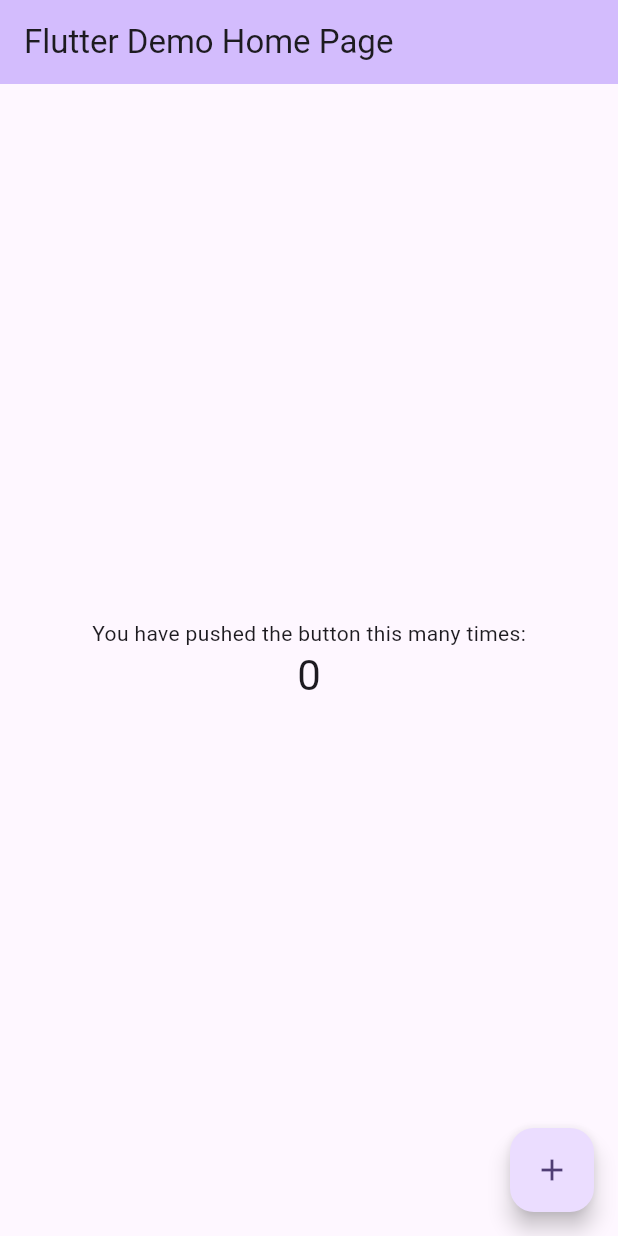
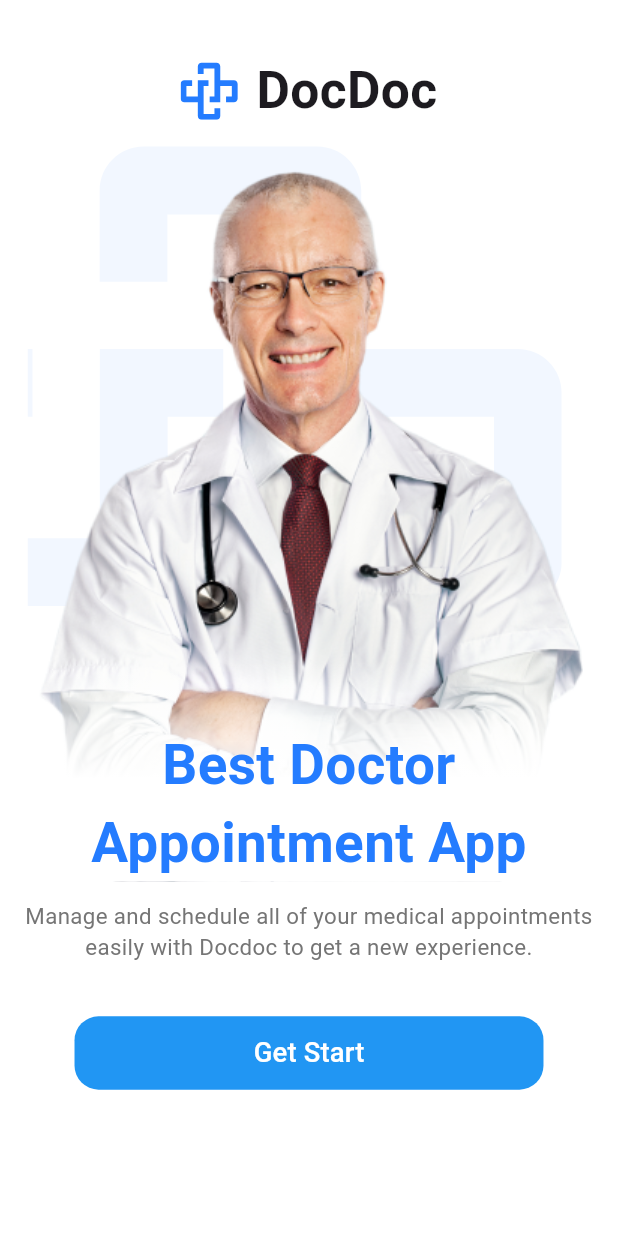
Before and after one commit to MohamedNosair/flutter_advanced, a Flutter app: the screen it shows after launch, on a phone screen of 412 x 824 dp. Run offline on Flutter 3.47's test engine with Material 3 defaults, Android fonts, the light colour scheme and no system bars; our stand-ins replace flutter_screenutil, flutter_svg.

Commit message:
onboardingScreen

```diff
--- /dev/null
+++ b/lib/core/helpers/extensions.dart
@@ -0,0 +1,20 @@
+import 'package:flutter/material.dart';
+
+extension Navigation on BuildContext {
+  Future<dynamic> pushNamed(String routeName, {Object? arguments}) {
+    return Navigator.of(this).pushNamed(routeName, arguments: arguments);
+  }
+
+  Future<dynamic> pushReplacementNamed(String routeName, {Object? arguments}) {
+    return Navigator.of(this)
+        .pushReplacementNamed(routeName, arguments: arguments);
+  }
+
+  Future<dynamic> pushNamedAndRemoveUntil(String routeName,
+      {required RoutePredicate predicate, Object? arguments}) {
+    return Navigator.of(this)
+        .pushNamedAndRemoveUntil(routeName, predicate, arguments: arguments);
+  }
+
+  void pop() => Navigator.of(this).pop();
+}
--- /dev/null
+++ b/lib/core/routing/app_router.dart
@@ -0,0 +1,23 @@
+import 'package:flutter/material.dart';
+import 'package:flutter_advance/core/routing/routes.dart';
+import 'package:flutter_advance/feature/login_screen/home_screen.dart';
+import 'package:flutter_advance/feature/onboarding_screen/onboarding_screen.dart';
+
+class AppRouter {
+  Route generateRoute(RouteSettings settings) {
+    switch (settings.name) {
+      case Routes.onBoardingScreen:
+        return MaterialPageRoute(builder: (_) => const OnboardingScreen());
+      case Routes.homeScreen:
+        return MaterialPageRoute(builder: (_) => const HomeScreen());
+
+      default:
+        return MaterialPageRoute(
+            builder: (_) => Scaffold(
+                  body: Center(
+                    child: Text('No route defined${settings.name}'),
+                  ),
+                ));
+    }
+  }
+}
--- /dev/null
+++ b/lib/core/routing/routes.dart
@@ -0,0 +1,6 @@
+class Routes {
+  static const String onBoardingScreen = '/onBoardingScreen';
+  static const String homeScreen = '/homeScreen';
+
+
+}
--- /dev/null
+++ b/lib/core/theming/app_colors.dart
@@ -0,0 +1,8 @@
+import 'package:flutter/material.dart';
+
+class AppColors {
+  static const Color mainColor = Color(0xFF247CFF);
+  static const Color fontGreyColor = Color(0xFF757575);
+
+
+}
--- /dev/null
+++ b/lib/core/theming/styles.dart
@@ -0,0 +1,26 @@
+import 'package:flutter/material.dart';
+import 'package:flutter_advance/core/theming/app_colors.dart';
+import 'package:flutter_screenutil/flutter_screenutil.dart';
+
+class TextStyles {
+  static TextStyle font24Black700Bold = TextStyle(
+    fontSize: 24.sp,
+    fontWeight: FontWeight.w700,
+    color: Colors.black,
+  );
+  static TextStyle font32blueBold = TextStyle(
+    fontSize: 32.sp,
+    fontWeight: FontWeight.bold,
+    color: AppColors.mainColor,
+  );
+  static TextStyle font16grey = TextStyle(
+    fontSize: 13.sp,
+    fontWeight: FontWeight.normal,
+    color: AppColors.fontGreyColor,
+  );
+  static TextStyle font16white500weight = TextStyle(
+    fontSize: 16.sp,
+    fontWeight: FontWeight.w500,
+    color: Colors.white,
+  );
+}
--- /dev/null
+++ b/lib/doc_app.dart
@@ -0,0 +1,29 @@
+import 'package:flutter/material.dart';
+import 'package:flutter_advance/core/routing/app_router.dart';
+import 'package:flutter_advance/core/routing/routes.dart';
+import 'package:flutter_advance/core/theming/app_colors.dart';
+import 'package:flutter_screenutil/flutter_screenutil.dart';
+
+class DocApp extends StatelessWidget {
+  final AppRouter appRouter;
+  const DocApp({super.key, required this.appRouter});
+
+  @override
+  Widget build(BuildContext context) {
+    return ScreenUtilInit(
+      designSize: const Size(360, 690),
+      minTextAdapt: true,
+      splitScreenMode: true,
+      child: MaterialApp(
+        debugShowCheckedModeBanner: false,
+        title: 'First Method',
+        theme: ThemeData(
+          primaryColor: AppColors.mainColor,
+        scaffoldBackgroundColor: Colors.white
+        ),
+        initialRoute: Routes.onBoardingScreen,
+        onGenerateRoute: appRouter.generateRoute,
+      ),
+    );
+  }
+}
--- /dev/null
+++ b/lib/feature/login_screen/home_screen.dart
@@ -0,0 +1,17 @@
+import 'package:flutter/material.dart';
+
+class HomeScreen extends StatelessWidget {
+  const HomeScreen({super.key});
+
+  @override
+  Widget build(BuildContext context) {
+    return Scaffold(
+      appBar: AppBar(
+        title: const Text('Home Screen'),
+      ),
+      body: const Center(
+        child: Text('Home Screen'),
+      ),
+    );
+  }
+}
--- /dev/null
+++ b/lib/feature/onboarding_screen/onboarding_screen.dart
@@ -0,0 +1,51 @@
+import 'package:flutter/material.dart';
+import 'package:flutter_advance/core/theming/styles.dart';
+import 'package:flutter_advance/feature/onboarding_screen/widgets/docdoc_logo_name.dart';
+import 'package:flutter_advance/feature/onboarding_screen/widgets/doctor_image_and_text.dart';
+import 'package:flutter_advance/feature/onboarding_screen/widgets/get_start_button.dart';
+import 'package:flutter_screenutil/flutter_screenutil.dart';
+
+class OnboardingScreen extends StatelessWidget {
+  const OnboardingScreen({super.key});
+
+  @override
+  Widget build(BuildContext context) {
+    return Scaffold(
+      body: SafeArea(
+        child: SingleChildScrollView(
+          child: Padding(
+            padding: EdgeInsets.only(
+              top: 30.h,
+              bottom: 30.h,
+            ),
+            child: Column(
+              children: [
+                const DocDocLogoAndName(),
+                SizedBox(
+                  height: 10.h,
+                ),
+                const DoctorImageAndText(),
+                SizedBox(
+                  height: 10.h,
+                ),
+                Column(
+                  children: [
+                    Text(
+                      textAlign: TextAlign.center,
+                      'Manage and schedule all of your medical appointments easily with Docdoc to get a new experience.',
+                      style: TextStyles.font16grey,
+                    ),
+                  ],
+                ),
+                SizedBox(
+                  height: 30.h,
+                ),
+                const GetStartButton(),
+              ],
+            ),
+          ),
+        ),
+      ),
+    );
+  }
+}
--- /dev/null
+++ b/lib/feature/onboarding_screen/widgets/docdoc_logo_name.dart
@@ -0,0 +1,35 @@
+import 'package:flutter/material.dart';
+import 'package:flutter_screenutil/flutter_screenutil.dart';
+import 'package:flutter_svg/flutter_svg.dart';
+
+class DocDocLogoAndName extends StatelessWidget {
+  const DocDocLogoAndName({super.key});
+
+  @override
+
+  /// Displays the DocDoc logo and name in a row.
+  ///
+  /// This widget is used to display the DocDoc logo and name together in a row layout.
+  /// The logo is an SVG image asset and the name is displayed as a [Text] widget with
+  /// a bold font style and a specific font size.
+  Widget build(BuildContext context) {
+    return Row(
+      mainAxisAlignment: MainAxisAlignment.center,
+      children: [
+        SvgPicture.asset(
+          'assets/svgs/docdoc_logo.svg',
+        ),
+        SizedBox(
+          width: 10.w,
+        ),
+        Text(
+          'DocDoc',
+          style: TextStyle(
+            fontSize: 30.sp,
+            fontWeight: FontWeight.bold,
+          ),
+        ),
+      ],
+    );
+  }
+}
--- /dev/null
+++ b/lib/feature/onboarding_screen/widgets/doctor_image_and_text.dart
@@ -0,0 +1,44 @@
+import 'package:flutter/material.dart';
+import 'package:flutter_advance/core/theming/styles.dart';
+import 'package:flutter_svg/svg.dart';
+
+class DoctorImageAndText extends StatelessWidget {
+  const DoctorImageAndText({super.key});
+
+  @override
+  Widget build(BuildContext context) {
+    return Stack(
+      children: [
+        SvgPicture.asset(
+          'assets/svgs/docdoc_opacity.svg',
+        ),
+        Container(
+          foregroundDecoration: BoxDecoration(
+            gradient: LinearGradient(
+              stops: const [0.14, 0.3],
+              begin: Alignment.bottomCenter,
+              end: Alignment.topCenter,
+              colors: [
+                Colors.white,
+                Colors.white.withOpacity(0.0),
+              ],
+            ),
+          ),
+          child: Image.asset(
+            'assets/images/Image.png',
+          ),
+        ),
+        Positioned(
+          bottom: 0,
+          left: 0,
+          right: 0,
+          child: Text(
+            textAlign: TextAlign.center,
+            'Best Doctor\nAppointment App',
+            style: TextStyles.font32blueBold,
+          ),
+        ),
+      ],
+    );
+  }
+}
--- /dev/null
+++ b/lib/feature/onboarding_screen/widgets/get_start_button.dart
@@ -0,0 +1,35 @@
+import 'package:flutter/material.dart';
+import 'package:flutter_advance/core/helpers/extensions.dart';
+import 'package:flutter_advance/core/routing/routes.dart';
+import 'package:flutter_advance/core/theming/styles.dart';
+import 'package:flutter_screenutil/flutter_screenutil.dart';
+
+class GetStartButton extends StatelessWidget {
+  const GetStartButton({super.key});
+
+  @override
+  Widget build(BuildContext context) {
+    return TextButton(
+      onPressed: () {
+        context.pushNamed(Routes.homeScreen);
+      },
+      style: TextButton.styleFrom(
+        backgroundColor: Colors.blue,
+        foregroundColor: Colors.white,
+        tapTargetSize: MaterialTapTargetSize.shrinkWrap,
+        // minimumSize:Material ,
+        shape: RoundedRectangleBorder(
+          borderRadius: BorderRadius.circular(16),
+        ),
+        padding: EdgeInsets.symmetric(
+          horizontal: 100.h,
+          vertical: 10.w,
+        ),
+      ),
+      child: Text(
+        'Get Start',
+        style: TextStyles.font16white500weight,
+      ),
+    );
+  }
+}
--- a/lib/main.dart
+++ b/lib/main.dart
@@ -1,125 +1,11 @@
 import 'package:flutter/material.dart';
+import 'package:flutter_advance/core/routing/app_router.dart';
+import 'package:flutter_advance/doc_app.dart';
 
 void main() {
-  runApp(const MyApp());
+  runApp(
+    DocApp(
+      appRouter: AppRouter(),
+    ),
+  );
 }
-
-class MyApp extends StatelessWidget {
-  const MyApp({super.key});
-
-  // This widget is the root of your application.
-  @override
-  Widget build(BuildContext context) {
-    return MaterialApp(
-      title: 'Flutter Demo',
-      theme: ThemeData(
-        // This is the theme of your application.
-        //
-        // TRY THIS: Try running your application with "flutter run". You'll see
-        // the application has a purple toolbar. Then, without quitting the app,
-        // try changing the seedColor in the colorScheme below to Colors.green
-        // and then invoke "hot reload" (save your changes or press the "hot
-        // reload" button in a Flutter-supported IDE, or press "r" if you used
-        // the command line to start the app).
-        //
-        // Notice that the counter didn't reset back to zero; the application
-        // state is not lost during the reload. To reset the state, use hot
-        // restart instead.
-        //
-        // This works for code too, not just values: Most code changes can be
-        // tested with just a hot reload.
-        colorScheme: ColorScheme.fromSeed(seedColor: Colors.deepPurple),
-        useMaterial3: true,
-      ),
-      home: const MyHomePage(title: 'Flutter Demo Home Page'),
-    );
-  }
-}
-
-class MyHomePage extends StatefulWidget {
-  const MyHomePage({super.key, required this.title});
-
-  // This widget is the home page of your application. It is stateful, meaning
-  // that it has a State object (defined below) that contains fields that affect
-  // how it looks.
-
-  // This class is the configuration for the state. It holds the values (in this
-  // case the title) provided by the parent (in this case the App widget) and
-  // used by the build method of the State. Fields in a Widget subclass are
-  // always marked "final".
-
-  final String title;
-
-  @override
-  State<MyHomePage> createState() => _MyHomePageState();
-}
-
-class _MyHomePageState extends State<MyHomePage> {
-  int _counter = 0;
-
-  void _incrementCounter() {
-    setState(() {
-      // This call to setState tells the Flutter framework that something has
-      // changed in this State, which causes it to rerun the build method below
-      // so that the display can reflect the updated values. If we changed
-      // _counter without calling setState(), then the build method would not be
-      // called again, and so nothing would appear to happen.
-      _counter++;
-    });
-  }
-
-  @override
-  Widget build(BuildContext context) {
-    // This method is rerun every time setState is called, for instance as done
-    // by the _incrementCounter method above.
-    //
-    // The Flutter framework has been optimized to make rerunning build methods
-    // fast, so that you can just rebuild anything that needs updating rather
-    // than having to individually change instances of widgets.
-    return Scaffold(
-      appBar: AppBar(
-        // TRY THIS: Try changing the color here to a specific color (to
-        // Colors.amber, perhaps?) and trigger a hot reload to see the AppBar
-        // change color while the other colors stay the same.
-        backgroundColor: Theme.of(context).colorScheme.inversePrimary,
-        // Here we take the value from the MyHomePage object that was created by
-        // the App.build method, and use it to set our appbar title.
-        title: Text(widget.title),
-      ),
-      body: Center(
-        // Center is a layout widget. It takes a single child and positions it
-        // in the middle of the parent.
-        child: Column(
-          // Column is also a layout widget. It takes a list of children and
-          // arranges them vertically. By default, it sizes itself to fit its
-          // children horizontally, and tries to be as tall as its parent.
-          //
-          // Column has various properties to control how it sizes itself and
-          // how it positions its children. Here we use mainAxisAlignment to
-          // center the children vertically; the main axis here is the vertical
-          // axis because Columns are vertical (the cross axis would be
-          // horizontal).
-          //
-          // TRY THIS: Invoke "debug painting" (choose the "Toggle Debug Paint"
-          // action in the IDE, or press "p" in the console), to see the
-          // wireframe for each widget.
-          mainAxisAlignment: MainAxisAlignment.center,
-          children: <Widget>[
-            const Text(
-              'You have pushed the button this many times:',
-            ),
-            Text(
-              '$_counter',
-              style: Theme.of(context).textTheme.headlineMedium,
-            ),
-          ],
-        ),
-      ),
-      floatingActionButton: FloatingActionButton(
-        onPressed: _incrementCounter,
-        tooltip: 'Increment',
-        child: const Icon(Icons.add),
-      ), // This trailing comma makes auto-formatting nicer for build methods.
-    );
-  }
-}
```
Also changed, not shown: pubspec.yaml (+7 -3 lines), assets/images/Image.png (added), assets/svgs/docdoc_logo.svg (added), assets/svgs/docdoc_opacity.svg (added), pubspec.lock, 2 other files.
